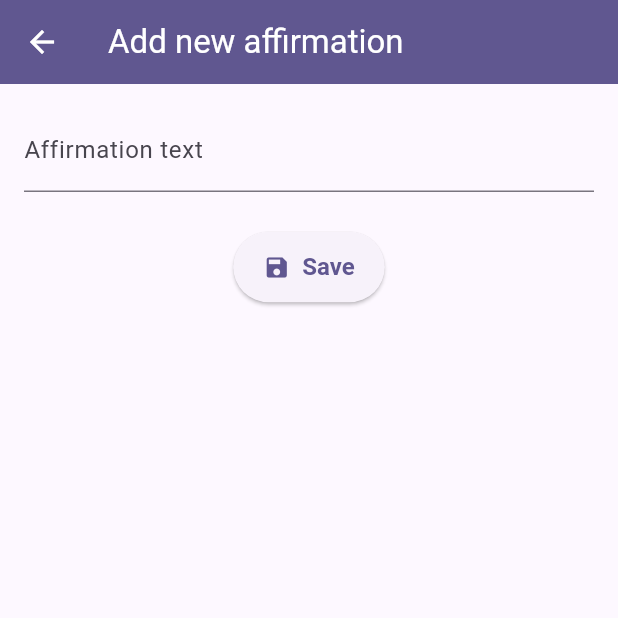
After one commit to alexS317/comfort_zone_remake, a Flutter app: the AddAffirmationScreen screen opened directly, on a phone screen of 412 x 824 dp, the top half of it. The commit adds this screen. Run offline on Flutter 3.47's test engine with Material 2 defaults, Android fonts, the phone set to English and light mode, and no system bars; our stand-ins replace flutter_riverpod, image_picker, sqflite; accounts and stored records are empty.

Commit message:
Added affirmation list and affirmation add screens

```diff
--- /dev/null
+++ b/lib/data/default_affirmations.dart
@@ -0,0 +1,44 @@
+import 'package:comfort_zone_remake/models/affirmation.dart';
+
+final defaultAffirmations = [
+  Affirmation(
+    id: 'a1',
+    text: 'is proud of you!',
+  ),
+  Affirmation(
+    id: 'a2',
+    text: 'wants you to have a great day!',
+  ),
+  Affirmation(
+    id: 'a3',
+    text: 'wants you to be kind to yourself!',
+  ),
+  Affirmation(
+    id: 'a4',
+    text: 'believes in you!',
+  ),
+  Affirmation(
+    id: 'a5',
+    text: 'says you are important!',
+  ),
+  Affirmation(
+    id: 'a6',
+    text: 'says you are enough!',
+  ),
+  Affirmation(
+    id: 'a7',
+    text: 'says you are strong!',
+  ),
+  Affirmation(
+    id: 'a8',
+    text: 'knows you can do it!',
+  ),
+  Affirmation(
+    id: 'a9',
+    text: 'knows you are capable!',
+  ),
+  Affirmation(
+    id: 'a10',
+    text: 'knows you are smart!',
+  ),
+];
--- a/lib/database/database_helper.dart
+++ b/lib/database/database_helper.dart
@@ -10,11 +10,15 @@ import 'package:sqflite/sqlite_api.dart';
 class SQLiteDatabaseHelper {
   final _dbName = 'comfort_zone.db';
   final _characterTable = 'characters';
+  final _affirmationTable = 'affirmations';
 
   final _characterId = 'c_id';
   final _characterImage = 'image';
   final _characterName = 'name';
   final _characterDate = 'create_date';
+
+  final _affirmationId = 'a_id';
+  final _affirmationText = 'text';
 
   // Open database (or create one if it doesn't exist yet)
   Future<Database> _getDatabase() async {
@@ -24,14 +28,19 @@ class SQLiteDatabaseHelper {
     // Open database
     final db = await sql.openDatabase(
       path.join(dbPath, _dbName),
-      onCreate: (db, version) {
-        return db.execute("""CREATE TABLE $_characterTable(
+      onCreate: (db, version) async {
+        await db.execute("""CREATE TABLE IF NOT EXISTS $_characterTable(
             $_characterId TEXT PRIMARY KEY,
             $_characterImage TEXT,
             $_characterName TEXT,
             $_characterDate TEXT
             )
             """);
+        await db.execute("""CREATE TABLE IF NOT EXISTS $_affirmationTable(
+              $_affirmationId TEXT PRIMARY KEY,
+              $_affirmationText TEXT
+              )
+              """);
       },
       version: 1,
     );
@@ -45,8 +54,8 @@ class SQLiteDatabaseHelper {
         .getApplicationDocumentsDirectory(); // Get directory to save user data to
     final filename =
         path.basename(image.path); // Get original name of the image file
-    final copiedImage = await image
-        .copy('${appDir.path}/${id}_$filename'); // Copy image to the app directory
+    final copiedImage = await image.copy(
+        '${appDir.path}/${id}_$filename'); // Copy image to the app directory
 
     return copiedImage;
   }
@@ -149,6 +158,6 @@ class SQLiteDatabaseHelper {
     );
 
     // Delete the image from the app storage
-    if(await character.image.exists()) await character.image.delete();
+    if (await character.image.exists()) await character.image.delete();
   }
 }
--- a/lib/main.dart
+++ b/lib/main.dart
@@ -52,6 +52,9 @@ class MyApp extends StatelessWidget {
           fontSize: 20,
           fontWeight: FontWeight.bold,
         ),
+        bodyMedium: TextStyle(
+          fontSize: 15,
+        ),
       ),
       useMaterial3: true,
     );
@@ -83,6 +86,9 @@ class MyApp extends StatelessWidget {
           fontSize: 20,
           fontWeight: FontWeight.bold,
         ),
+        bodyMedium: TextStyle(
+          fontSize: 15,
+        ),
       ),
       useMaterial3: true,
     );
--- /dev/null
+++ b/lib/models/affirmation.dart
@@ -0,0 +1,13 @@
+import 'package:uuid/uuid.dart';
+
+const uuid = Uuid();
+
+class Affirmation {
+  Affirmation({
+    required this.text,
+    String? id,
+  }) : id = id ?? uuid.v4();
+
+  final String id;
+  final String text;
+}
--- /dev/null
+++ b/lib/screens/add_affirmation.dart
@@ -0,0 +1,69 @@
+import 'package:flutter/material.dart';
+
+// Add a new affirmation
+class AddAffirmationScreen extends StatefulWidget {
+  const AddAffirmationScreen({super.key});
+
+  @override
+  State<AddAffirmationScreen> createState() => _AddAffirmationScreenState();
+}
+
+class _AddAffirmationScreenState extends State<AddAffirmationScreen> {
+  final _textController = TextEditingController();
+
+  @override
+  void dispose() {
+    _textController.dispose();
+    super.dispose();
+  }
+
+  // Save affirmation and leave the screen
+  void _saveAffirmation(BuildContext context) {
+    final enteredText = _textController.text;
+
+    // Prevent submitting an empty entry
+    if (enteredText.trim().isEmpty) {
+      ScaffoldMessenger.of(context).clearSnackBars();
+      ScaffoldMessenger.of(context).showSnackBar(
+        const SnackBar(
+          content: Text('Please enter an affirmation text.'),
+        ),
+      );
+      return;
+    }
+
+    Navigator.of(context).pop();
+  }
+
+  @override
+  Widget build(BuildContext context) {
+    return Scaffold(
+      appBar: AppBar(
+        title: const Text('Add new affirmation'),
+      ),
+      body: SingleChildScrollView(
+        padding: const EdgeInsets.all(16.0),
+        child: Column(
+          children: [
+            TextField(
+              controller: _textController,
+              decoration: const InputDecoration(labelText: 'Affirmation text'),
+              keyboardType: TextInputType.multiline,
+              maxLines: null,
+            ),
+            const SizedBox(
+              height: 26,
+            ),
+            ElevatedButton.icon(
+              onPressed: () {
+                _saveAffirmation(context);
+              },
+              icon: const Icon(Icons.save),
+              label: const Text('Save'),
+            ),
+          ],
+        ),
+      ),
+    );
+  }
+}
```
Also changed, not shown: lib/screens/affirmation_list.dart (added, +47 -0 lines), lib/screens/character_details.dart (+7 -7 lines), lib/screens/character_gallery.dart (+4 -34 lines), lib/screens/gallery_tabs.dart (added, +80 -0 lines), lib/screens/home_affirmation.dart (+5 -9 lines), lib/widgets/affirmation_item.dart (added, +41 -0 lines), lib/widgets/character_gallery_grid.dart (+4 -3 lines).
